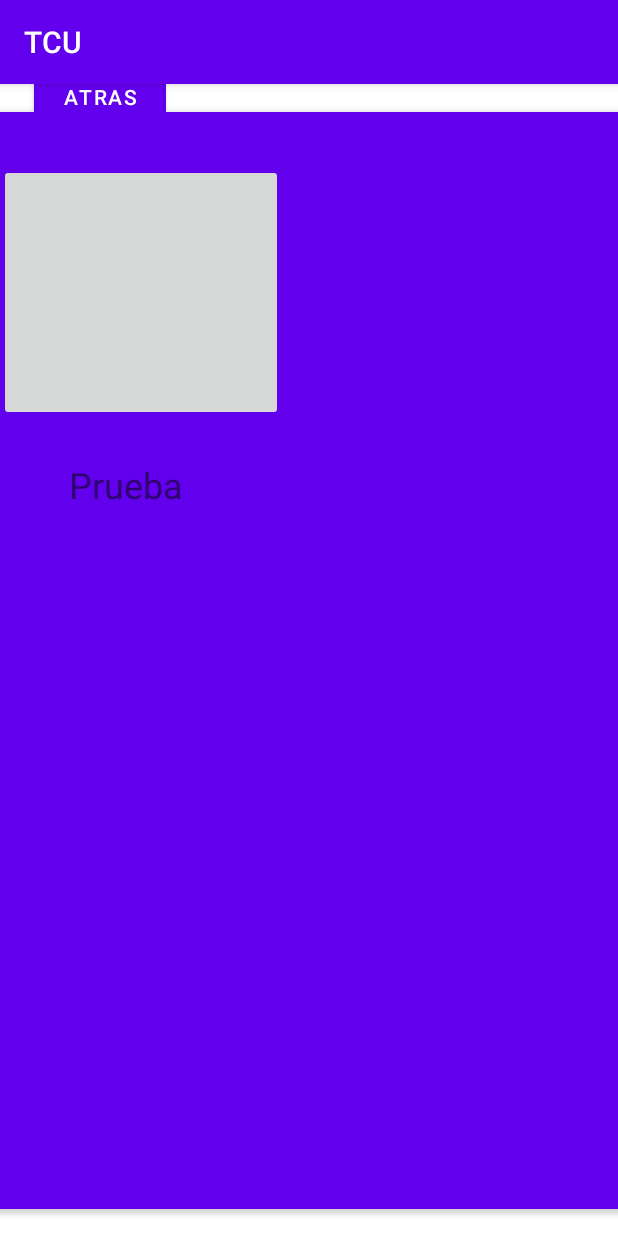
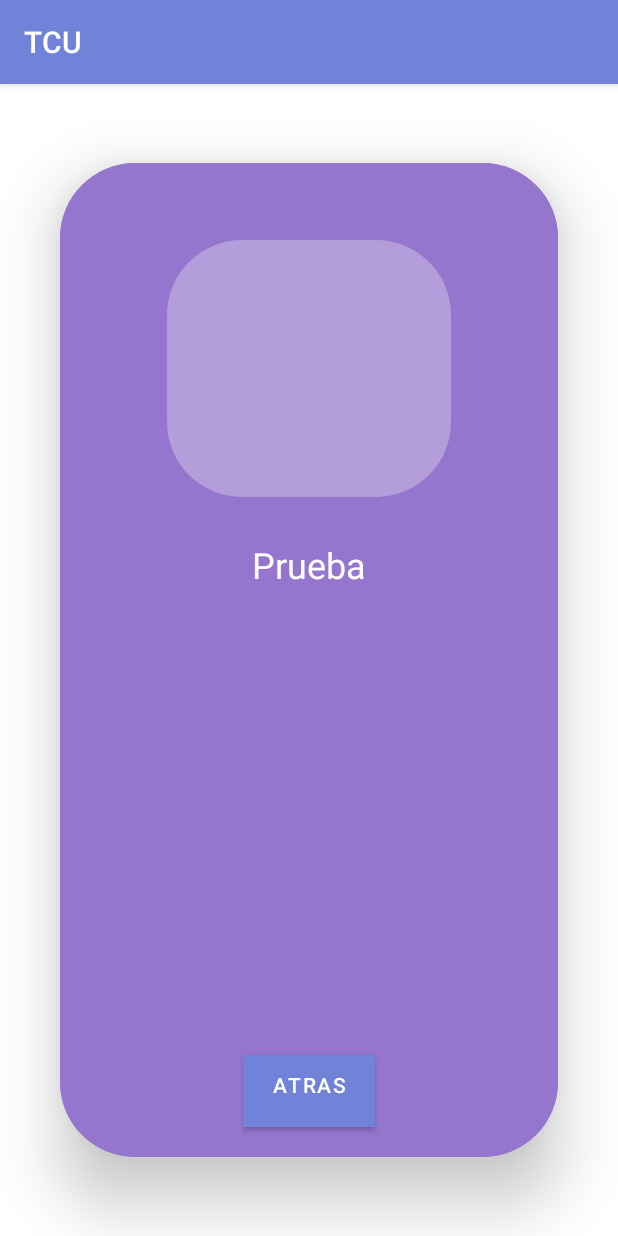
Before and after one commit to androwmeza24/TCUAndroid, an Android app: the santaTeresita screen opened directly, with no data from a screen before it, on a phone screen of 412 x 824 dp. Run offline under Robolectric (Android 15) with nearby library versions, the phone set to English and light mode, and no system bars.

Commit message:
Mejora de la interfaz

```diff
--- /dev/null
+++ b/app/src/main/res/drawable/round_corners.xml
@@ -0,0 +1,5 @@
+<?xml version="1.0" encoding="utf-8"?>
+<shape xmlns:android="http://schemas.android.com/apk/res/android">
+    <solid android:color="#B39DDB" />
+    <corners android:radius="50dp" />
+</shape>
--- a/app/src/main/res/layout/activity_main.xml
+++ b/app/src/main/res/layout/activity_main.xml
@@ -16,22 +16,25 @@
         app:cardUseCompatPadding="true"
         app:layout_constraintBottom_toBottomOf="parent"
         app:layout_constraintEnd_toEndOf="parent"
+        app:layout_constraintStart_toStartOf="parent"
         app:layout_constraintTop_toTopOf="parent">
 
         <androidx.constraintlayout.widget.ConstraintLayout
             android:layout_width="match_parent"
-            android:layout_height="775dp">
+            android:layout_height="775dp"
+            android:background="#9575CD">
 
             <TextView
                 android:id="@+id/textView"
                 android:layout_width="208dp"
                 android:layout_height="90dp"
                 android:text="TCU-688"
+                android:textColor="@color/white"
                 android:textAppearance="@style/TextAppearance.AppCompat.Large"
                 android:textSize="48sp"
                 app:layout_constraintBottom_toBottomOf="parent"
                 app:layout_constraintEnd_toEndOf="parent"
-                app:layout_constraintHorizontal_bias="0.497"
+                app:layout_constraintHorizontal_bias="0.5"
                 app:layout_constraintStart_toStartOf="parent"
                 app:layout_constraintTop_toTopOf="parent"
                 app:layout_constraintVertical_bias="0.056" />
@@ -40,9 +43,10 @@
                 android:id="@+id/SanAntonio"
                 android:layout_width="187dp"
                 android:layout_height="177dp"
+                android:background="@drawable/round_corners"
                 app:layout_constraintBottom_toBottomOf="parent"
                 app:layout_constraintEnd_toEndOf="parent"
-                app:layout_constraintHorizontal_bias="0.879"
+                app:layout_constraintHorizontal_bias="0.972"
                 app:layout_constraintStart_toStartOf="parent"
                 app:layout_constraintTop_toBottomOf="@+id/textView"
                 app:layout_constraintVertical_bias="0.166"
@@ -53,6 +57,7 @@
                 android:id="@+id/SantaTere"
                 android:layout_width="198dp"
                 android:layout_height="174dp"
+                android:background="@drawable/round_corners"
                 android:onClick="santaTeresitaView"
                 app:layout_constraintBottom_toBottomOf="parent"
                 app:layout_constraintEnd_toStartOf="@+id/SanAntonio"
--- a/app/src/main/res/layout/activity_santa_teresita.xml
+++ b/app/src/main/res/layout/activity_santa_teresita.xml
@@ -8,34 +8,36 @@
 
     <androidx.cardview.widget.CardView
         android:id="@+id/cardView"
-        android:layout_width="528dp"
-        android:layout_height="731dp"
-        app:cardBackgroundColor="@color/purple_500"
+        android:layout_width="match_parent"
+        android:layout_height="wrap_content"
+        app:cardBackgroundColor="@color/teal_200"
         app:cardCornerRadius="50dp"
+        app:cardElevation="25dp"
         app:cardPreventCornerOverlap="true"
-        app:cardUseCompatPadding="false"
+        app:cardUseCompatPadding="true"
         app:layout_constraintBottom_toBottomOf="parent"
         app:layout_constraintEnd_toEndOf="parent"
         app:layout_constraintStart_toStartOf="parent"
-        app:layout_constraintTop_toTopOf="parent"
-        app:layout_constraintVertical_bias="0.501">
+        app:layout_constraintTop_toTopOf="parent">
 
         <androidx.constraintlayout.widget.ConstraintLayout
-            android:layout_width="361dp"
-            android:layout_height="578dp">
+            android:layout_width="match_parent"
+            android:layout_height="775dp"
+            android:background="#9575CD">
 
             <ImageButton
                 android:id="@+id/imageButtonPrueba"
                 android:layout_width="189dp"
                 android:layout_height="171dp"
                 android:onClick="play_pause"
+                android:background="@drawable/round_corners"
                 app:layout_constraintBottom_toBottomOf="parent"
                 app:layout_constraintEnd_toEndOf="parent"
-                app:layout_constraintHorizontal_bias="0.331"
                 app:layout_constraintStart_toStartOf="parent"
                 app:layout_constraintTop_toTopOf="parent"
                 app:layout_constraintVertical_bias="0.085"
-                tools:srcCompat="@tools:sample/avatars" />
+                tools:srcCompat="@tools:sample/avatars"
+                app:layout_constraintHorizontal_bias="0.5"/>
 
             <TextView
                 android:id="@+id/textView2"
@@ -43,29 +45,32 @@
                 android:layout_height="wrap_content"
                 android:layout_marginTop="20dp"
                 android:text="Prueba"
+                android:textColor="@color/white"
                 android:textSize="24sp"
                 app:layout_constraintBottom_toBottomOf="parent"
                 app:layout_constraintEnd_toEndOf="parent"
-                app:layout_constraintHorizontal_bias="0.363"
                 app:layout_constraintStart_toStartOf="parent"
                 app:layout_constraintTop_toBottomOf="@+id/imageButtonPrueba"
-                app:layout_constraintVertical_bias="0.018" />
+                app:layout_constraintVertical_bias="0.018"
+                app:layout_constraintHorizontal_bias="0.5"/>
 
+            <Button
+                android:id="@+id/button"
+                android:layout_width="wrap_content"
+                android:layout_height="wrap_content"
+                android:background="#553C80"
+                android:foregroundGravity="center_horizontal"
+                android:gravity="center_horizontal"
+                android:onClick="regresar"
+                android:text="Atras"
+                app:layout_constraintBottom_toBottomOf="parent"
+                app:layout_constraintEnd_toEndOf="parent"
+                app:layout_constraintHorizontal_bias="0.5"
+                app:layout_constraintStart_toStartOf="parent"
+                app:layout_constraintTop_toBottomOf="@+id/textView2"
+                app:layout_constraintVertical_bias="0.7" />
         </androidx.constraintlayout.widget.ConstraintLayout>
 
     </androidx.cardview.widget.CardView>
 
-    <Button
-        android:id="@+id/button"
-        android:layout_width="wrap_content"
-        android:layout_height="wrap_content"
-        android:onClick="regresar"
-        android:text="Atras"
-        app:layout_constraintBottom_toTopOf="@+id/cardView"
-        app:layout_constraintEnd_toEndOf="parent"
-        app:layout_constraintHorizontal_bias="0.07"
-        app:layout_constraintStart_toStartOf="parent"
-        app:layout_constraintTop_toTopOf="parent"
-        app:layout_constraintVertical_bias="0.567" />
-
 </androidx.constraintlayout.widget.ConstraintLayout>
--- a/app/src/main/res/values/colors.xml
+++ b/app/src/main/res/values/colors.xml
@@ -1,10 +1,10 @@
 <?xml version="1.0" encoding="utf-8"?>
 <resources>
-    <color name="purple_200">#FFBB86FC</color>
-    <color name="purple_500">#FF6200EE</color>
-    <color name="purple_700">#FF3700B3</color>
-    <color name="teal_200">#FF03DAC5</color>
-    <color name="teal_700">#FF018786</color>
+    <color name="purple_200">#9575CD</color>
+    <color name="purple_500">#7183D9</color>
+    <color name="purple_700">#9575CD</color>
+    <color name="teal_200">#9575CD</color>
+    <color name="teal_700">#9575CD</color>
     <color name="black">#FF000000</color>
     <color name="white">#FFFFFFFF</color>
 </resources>
```
